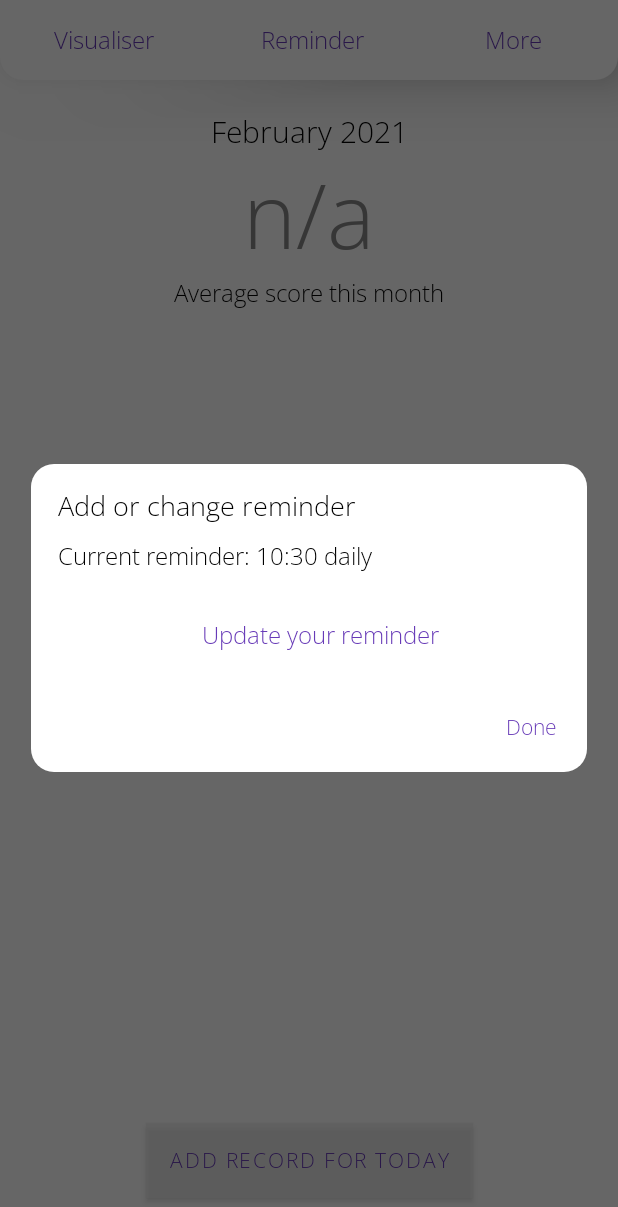
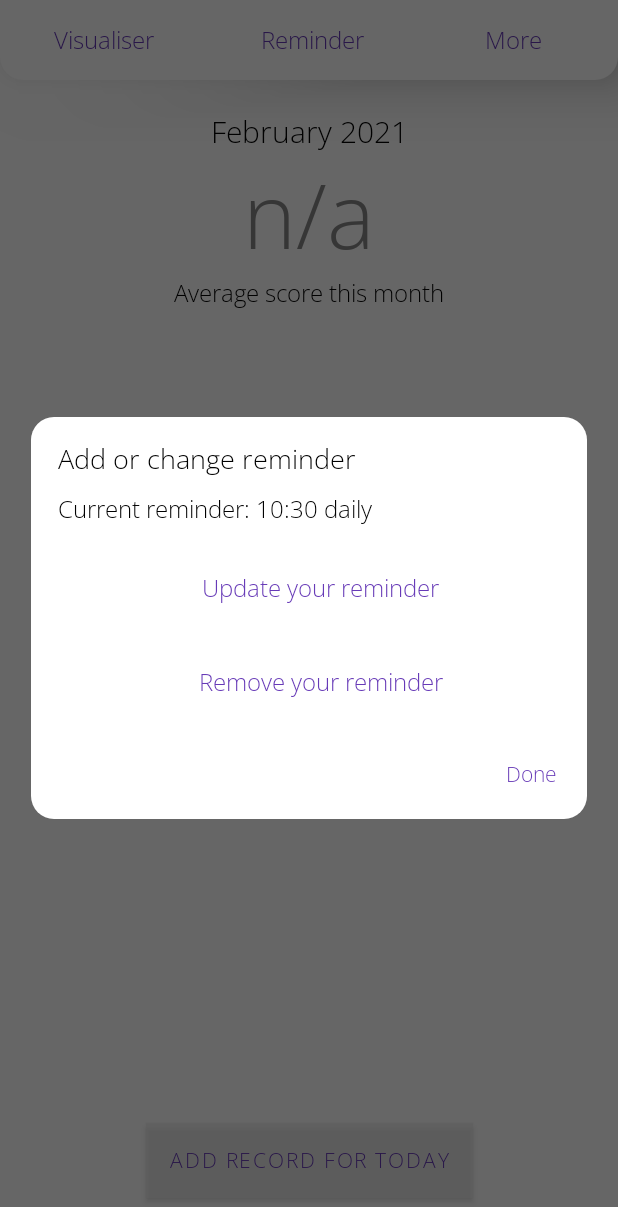
Before and after one commit to btcwojak/sentient, an Android app: the screen it shows after launch (MainActivity), after a tap on "Submit", on a phone screen of 412 x 824 dp. Shown: the top 1207 px of the screen. Run offline under Robolectric (Android 15) with nearby library versions, the phone set to English and light mode, and no system bars; 2 other taps on this screen came first.

Commit message:
Finished reminder functionality

```diff
--- a/app/src/main/java/com/spudg/sentient/MainActivity.kt
+++ b/app/src/main/java/com/spudg/sentient/MainActivity.kt
@@ -5,16 +5,15 @@ import android.content.Context
 import android.content.Intent
 import android.graphics.Color
 import android.graphics.drawable.ColorDrawable
+import android.net.Uri
 import android.os.Build
 import android.os.Bundle
-import android.util.Log
 import android.view.View
 import android.widget.PopupMenu
 import android.widget.Toast
 import androidx.appcompat.app.AppCompatActivity
 import androidx.recyclerview.widget.LinearLayoutManager
 import com.spudg.sentient.databinding.*
-import java.text.SimpleDateFormat
 import java.util.*
 import kotlin.math.roundToInt
 
@@ -108,6 +107,7 @@ class MainActivity : AppCompatActivity() {
             var timeMinute = cal.get(Calendar.MINUTE)
             bindingReminder.currentTime.text = "Current reminder: ${String.format("%02d", timeHour)}:${String.format("%02d", timeMinute)} daily"
             bindingReminder.btnAddUpdateReminder.text = "Update your reminder"
+            bindingReminder.btnRemoveReminder.visibility = View.VISIBLE
             bindingReminder.btnAddUpdateReminder.setOnClickListener {
                 val updateTimeDialog = Dialog(this, R.style.Theme_Dialog)
                 updateTimeDialog.setCancelable(false)
@@ -141,17 +141,20 @@ class MainActivity : AppCompatActivity() {
                     val dbSubmit = ReminderHandler(this, null)
                     dbSubmit.addReminderTime(timeHour, timeMinute)
 
-                    val notificationManager = getSystemService(Context.NOTIFICATION_SERVICE) as NotificationManager
-                    notificationManager.cancel(1)
+                    val alarmIntent = Intent(applicationContext, RecordReminder::class.java)
+                    val alarmManager = getSystemService(ALARM_SERVICE) as AlarmManager
+                    val displayIntent = PendingIntent.getBroadcast(applicationContext, 1, alarmIntent, 0)
+                    alarmManager.cancel(displayIntent)
 
-                    val intent = Intent(this, RecordReminder::class.java)
-                    val pendingIntent = PendingIntent.getBroadcast(this, 1, intent, 0)
-                    val alarmManager = getSystemService(ALARM_SERVICE) as AlarmManager
+                    //val intent = Intent(this, RecordReminder::class.java)
+                    //val pendingIntent = PendingIntent.getBroadcast(this, 1, alarmIntent, 0)
+                    //val alarmManager = getSystemService(ALARM_SERVICE) as AlarmManager
+
                     alarmManager.setRepeating(
                             AlarmManager.RTC_WAKEUP,
-                            dbSubmit.getReminderTime().toLong(),
+                            db.getReminderTime().toLong(),
                             86400000,
-                            pendingIntent
+                            displayIntent
                     )
 
                     updateTimeDialog.dismiss()
@@ -162,9 +165,25 @@ class MainActivity : AppCompatActivity() {
 
                 updateTimeDialog.show()
             }
+
+            bindingReminder.btnRemoveReminder.setOnClickListener {
+                val alarmIntent = Intent(applicationContext, RecordReminder::class.java)
+                val alarmManager = getSystemService(ALARM_SERVICE) as AlarmManager
+                val displayIntent = PendingIntent.getBroadcast(applicationContext, 1, alarmIntent, 0)
+                alarmManager.cancel(displayIntent)
+
+                db.removeReminder()
+
+                bindingReminder.btnAddUpdateReminder.text = "Add a new reminder"
+                bindingReminder.currentTime.text = "Current reminder: None"
+
+                bindingReminder.btnRemoveReminder.visibility = View.GONE
+            }
+
         } else {
             bindingReminder.btnAddUpdateReminder.text = "Add a new reminder"
             bindingReminder.currentTime.text = "Current reminder: None"
+            bindingReminder.btnRemoveReminder.visibility = View.GONE
             bindingReminder.btnAddUpdateReminder.setOnClickListener {
                 var timeHour = Calendar.getInstance().get(Calendar.HOUR_OF_DAY)
                 var timeMinute = Calendar.getInstance().get(Calendar.MINUTE)
@@ -200,20 +219,24 @@ class MainActivity : AppCompatActivity() {
                     val dbSubmit = ReminderHandler(this, null)
                     dbSubmit.addReminderTime(timeHour, timeMinute)
 
-                    val notificationManager = getSystemService(Context.NOTIFICATION_SERVICE) as NotificationManager
-                    notificationManager.cancel(1)
+                    val alarmIntent = Intent(applicationContext, RecordReminder::class.java)
+                    val alarmManager = getSystemService(ALARM_SERVICE) as AlarmManager
+                    val displayIntent = PendingIntent.getBroadcast(applicationContext, 1, alarmIntent, 0)
+                    alarmManager.cancel(displayIntent)
 
-                    val intent = Intent(this, RecordReminder::class.java)
-                    val pendingIntent = PendingIntent.getBroadcast(this, 1, intent, 0)
-                    val alarmManager = getSystemService(ALARM_SERVICE) as AlarmManager
+                    //val intent = Intent(this, RecordReminder::class.java)
+                    //val pendingIntent = PendingIntent.getBroadcast(this, 1, alarmIntent, 0)
+                    //val alarmManager = getSystemService(ALARM_SERVICE) as AlarmManager
+
                     alarmManager.setRepeating(
                             AlarmManager.RTC_WAKEUP,
-                            dbSubmit.getReminderTime().toLong(),
+                            db.getReminderTime().toLong(),
                             86400000,
-                            pendingIntent
+                            displayIntent
                     )
 
                     bindingReminder.btnAddUpdateReminder.text = "Update your reminder"
+                    bindingReminder.btnRemoveReminder.visibility = View.VISIBLE
                     updateTimeDialog.dismiss()
                 }
 
@@ -221,6 +244,20 @@ class MainActivity : AppCompatActivity() {
                 bindingHMP.dmypMinute.wrapSelectorWheel = true
 
                 updateTimeDialog.show()
+            }
+
+            bindingReminder.btnRemoveReminder.setOnClickListener {
+                val alarmIntent = Intent(applicationContext, RecordReminder::class.java)
+                val alarmManager = getSystemService(ALARM_SERVICE) as AlarmManager
+                val displayIntent = PendingIntent.getBroadcast(applicationContext, 1, alarmIntent, 0)
+                alarmManager.cancel(displayIntent)
+
+                db.removeReminder()
+
+                bindingReminder.btnAddUpdateReminder.text = "Add a new reminder"
+                bindingReminder.currentTime.text = "Current reminder: None"
+
+                bindingReminder.btnRemoveReminder.visibility = View.GONE
             }
 
         }
--- a/app/src/main/java/com/spudg/sentient/ReminderHandler.kt
+++ b/app/src/main/java/com/spudg/sentient/ReminderHandler.kt
@@ -52,6 +52,12 @@ class ReminderHandler(context: Context, factory: SQLiteDatabase.CursorFactory?)
 
     }
 
+    fun removeReminder() {
+        val db = this.writableDatabase
+        db.delete(TABLE_REMINDER_TIME, "$KEY_ID=1", null)
+        db.close()
+    }
+
     fun getReminderTime(): String {
         val db = this.writableDatabase
         val cursor = db.rawQuery(
--- a/app/src/main/res/layout/dialog_reminder.xml
+++ b/app/src/main/res/layout/dialog_reminder.xml
@@ -47,6 +47,21 @@
                 android:text="Add a new reminder"
                 android:textColor="#673AB7" />
 
+            <TextView
+                android:id="@+id/btnRemoveReminder"
+                android:layout_width="wrap_content"
+                android:layout_height="match_parent"
+                android:fontFamily="@font/open_sans_light"
+                android:foreground="?attr/selectableItemBackground"
+                android:gravity="center"
+                android:padding="10dp"
+                android:textSize="16sp"
+                android:layout_gravity="center_horizontal"
+                android:layout_marginTop="20dp"
+                android:layout_marginStart="8dp"
+                android:text="Remove your reminder"
+                android:textColor="#673AB7" />
+
             <LinearLayout
                 android:layout_width="match_parent"
                 android:layout_height="wrap_content"
```
